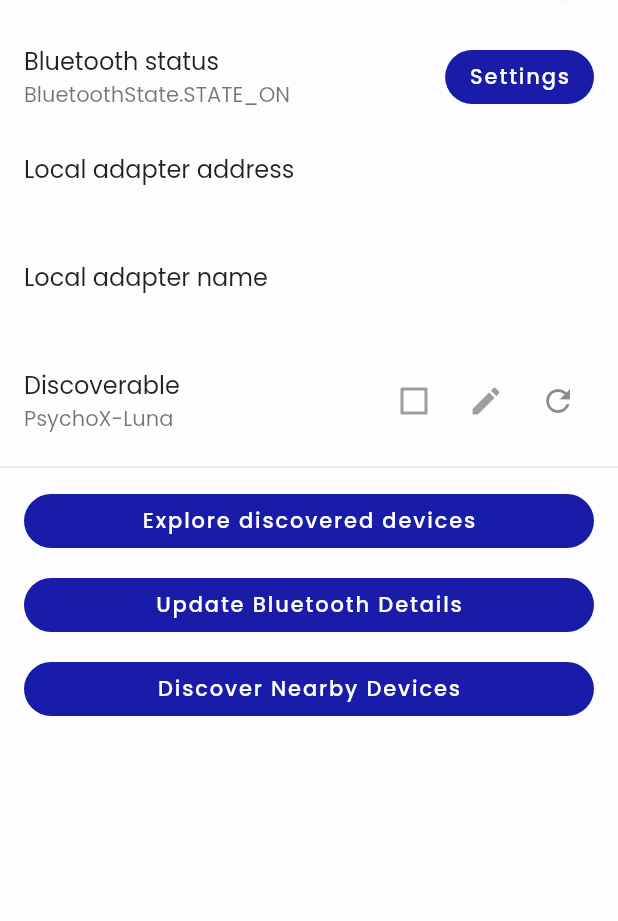
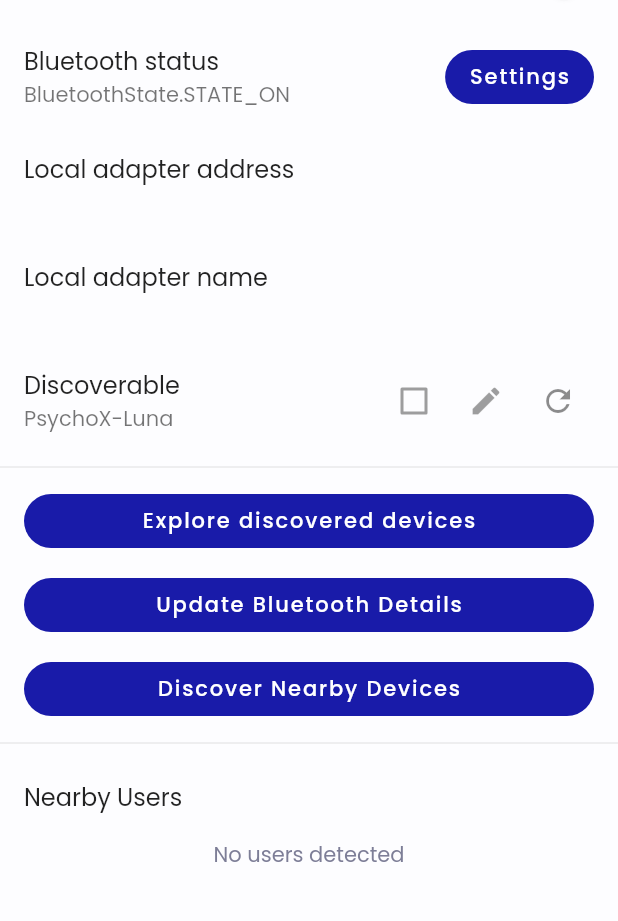
Before and after one commit to anjuchamantha/COVID19-Bubble-Detector, a Flutter app: the MainSettingsPage screen opened by its route, after a tap on "Discover Nearby Devices", on a phone screen of 412 x 824 dp, the part 145-1066 px from its top. Run offline on Flutter 3.47's test engine with Material 2 defaults, Android fonts, the phone set to English and light mode, and no system bars; our stand-ins replace cloud_firestore, firebase_auth, firebase_core, flutter_bluetooth_serial, flutter_svg, get and 2 more; accounts and stored records are empty.

Commit message:
Show nearby users

```diff
--- a/bubble_detector/lib/controllers/bluetooth_controllers/main_bluetooth_controller.dart
+++ b/bubble_detector/lib/controllers/bluetooth_controllers/main_bluetooth_controller.dart
@@ -8,6 +8,7 @@ import 'package:get/get.dart';
 class MainBluetoothController extends GetxController {
   final bluetoothStatus = false.obs;
   RxBool isDiscovering = false.obs;
+  var nearbyUsers = <String>{}.obs;
 
   StreamSubscription<BluetoothDiscoveryResult>? _streamSubscription;
   List<BluetoothDiscoveryResult> results =
@@ -31,9 +32,10 @@ class MainBluetoothController extends GetxController {
     result.docs.forEach((res) {
       print(res.data());
       users.add(res.id);
+      nearbyUsers.add(res.id);
     });
-
     print(users);
+    print(nearbyUsers);
   }
 
   List<String> getDiscoveredDevices() {
--- a/bubble_detector/lib/views/pages/Settings/main_seetings_page.dart
+++ b/bubble_detector/lib/views/pages/Settings/main_seetings_page.dart
@@ -209,6 +209,41 @@ class _MainPage extends State<MainSettingsPage> {
                 },
               ),
             ),
+            Divider(),
+            ListTile(
+              title: const Text('Nearby Users'),
+              // subtitle: Text(_name),
+              onLongPress: null,
+            ),
+            Container(
+              // height: MediaQuery.of(context).size.height - 90,
+              // color: Colors.red,
+              child: Obx(() {
+                int notificationCount = bluetoothController.nearbyUsers.length;
+                if (notificationCount != 0) {
+                  return ListView.builder(
+                    shrinkWrap: true,
+                    itemCount: notificationCount,
+                    itemBuilder: (ctxt, index) {
+                      return Padding(
+                        padding: const EdgeInsets.fromLTRB(15, 0, 0, 0),
+                        child: Text(
+                            bluetoothController.nearbyUsers.elementAt(index)),
+                      );
+                    },
+                  );
+                } else {
+                  return Center(
+                    child: Text(
+                      "No users detected",
+                      // style: TextStyle(
+                      //   color: Colors.amber,
+                      // ),
+                    ),
+                  );
+                }
+              }),
+            ),
           ],
         ),
       ),
```
